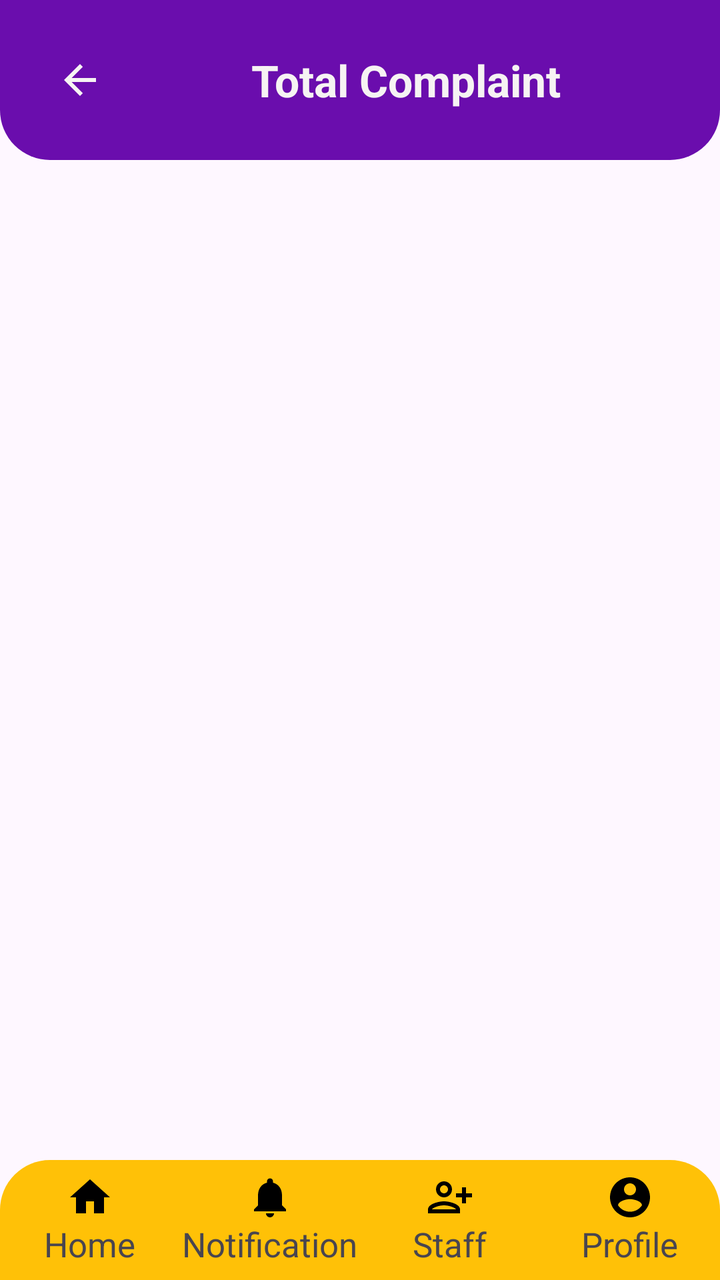
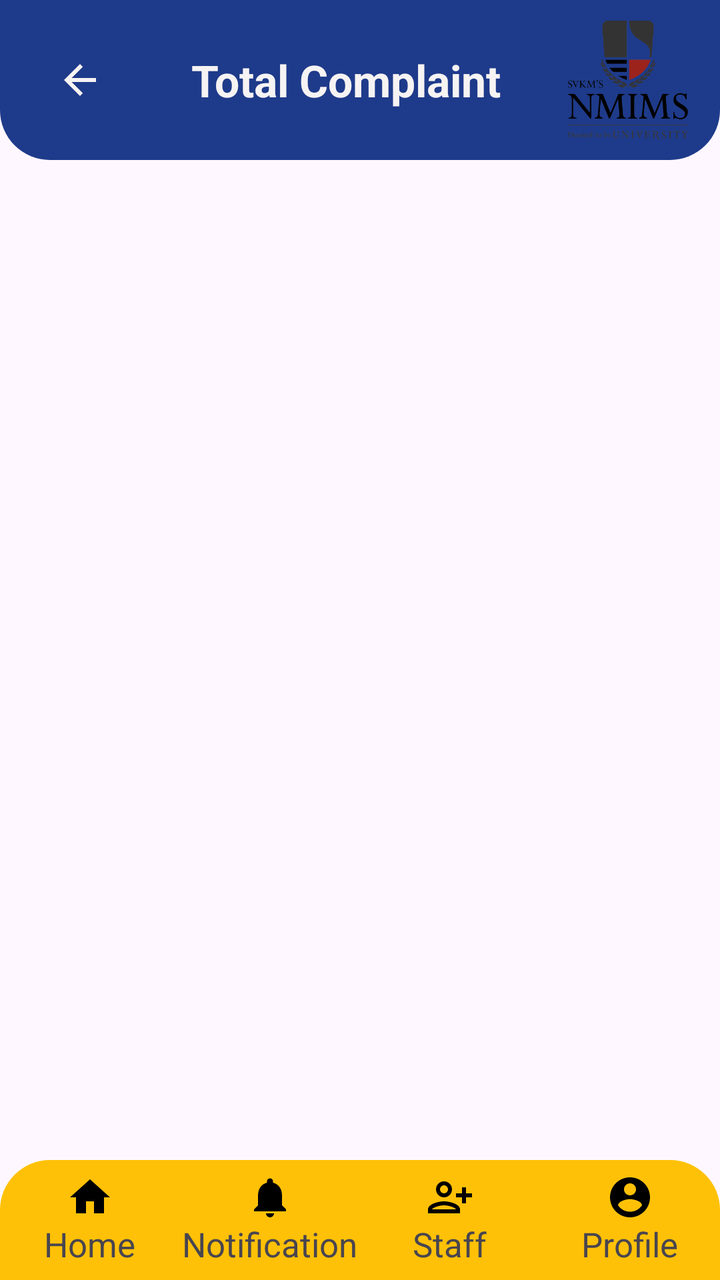

An Android layout rendered at two revisions. The XML below is the earlier revision; the diff shows what the commit changed to produce the second picture.
<!-- AndroidManifest.xml: application theme Theme.HostelComplaintApp -->
<!-- res/layout/activity_totalcomplaint.xml -->
<?xml version="1.0" encoding="utf-8"?>
<LinearLayout
    xmlns:android="http://schemas.android.com/apk/res/android"
    xmlns:app="http://schemas.android.com/apk/res-auto"
    android:id="@+id/main"
    android:layout_width="match_parent"
    android:layout_height="match_parent"
    android:orientation="vertical">

    
    <androidx.appcompat.widget.Toolbar
        android:layout_width="match_parent"
        android:layout_height="80dp"
        android:background="@drawable/toolbar_bg">

        <LinearLayout
            android:layout_width="match_parent"
            android:layout_height="match_parent"
            android:orientation="horizontal"
            android:gravity="center_vertical"
            android:paddingStart="12dp"
            android:paddingEnd="16dp">

            
            <ImageView
                android:id="@+id/btnBack"
                android:layout_width="24dp"
                android:layout_height="24dp"
                android:src="@drawable/baseline_arrow_back_24"
                android:tint="@color/white"
                android:layout_marginEnd="10dp"/>

            
            <TextView
                android:layout_width="0dp"
                android:layout_height="wrap_content"
                android:layout_weight="1"
                android:text="Total Complaint"
                android:textColor="@color/white"
                android:textSize="22sp"
                android:textStyle="bold"
                android:gravity="center"/>

        </LinearLayout>

    </androidx.appcompat.widget.Toolbar>

    
    <androidx.recyclerview.widget.RecyclerView
        android:id="@+id/recyclerView"
        android:layout_width="match_parent"
        android:layout_height="0dp"
        android:layout_weight="1"
        android:clipToPadding="false"/>



    
    <LinearLayout
        android:layout_width="match_parent"
        android:layout_height="60dp"
        android:orientation="horizontal"
        android:background="@drawable/bottom_nav_bg"
        android:weightSum="4">

        
        <LinearLayout
            android:layout_width="0dp"
            android:layout_height="match_parent"
            android:layout_weight="1"
            android:gravity="center"
            android:orientation="vertical">

            <ImageView
                android:id="@+id/gotohomepg"
                android:layout_width="24dp"
                android:layout_height="24dp"
                android:src="@drawable/baseline_home_24"/>

            <TextView
                android:layout_width="wrap_content"
                android:layout_height="wrap_content"
                android:text="Home"
                android:textSize="17sp"/>
        </LinearLayout>

        
        <LinearLayout
            android:layout_width="0dp"
            android:layout_height="match_parent"
            android:layout_weight="1"
            android:gravity="center"
            android:orientation="vertical">

            <ImageView
                android:id="@+id/btnNotification"
                android:layout_width="24dp"
                android:layout_height="24dp"
                android:src="@drawable/baseline_notifications_24"/>

            <TextView
                android:layout_width="wrap_content"
                android:layout_height="wrap_content"
                android:text="Notification"
                android:textSize="17sp"/>
        </LinearLayout>

        
        <LinearLayout
            android:layout_width="0dp"
            android:layout_height="match_parent"
            android:layout_weight="1"
            android:gravity="center"
            android:orientation="vertical">

            <ImageView
                android:id="@+id/staff_manage"
                android:layout_width="24dp"
                android:layout_height="24dp"
                android:src="@drawable/baseline_person_add_alt_24"/>

            <TextView
                android:layout_width="wrap_content"
                android:layout_height="wrap_content"
                android:text="Staff"
                android:textSize="17sp"/>
        </LinearLayout>

        
        <LinearLayout
            android:layout_width="0dp"
            android:layout_height="match_parent"
            android:layout_weight="1"
            android:gravity="center"
            android:orientation="vertical">

            <ImageView
                android:id="@+id/imgprof"
                android:layout_width="24dp"
                android:layout_height="24dp"
                android:src="@drawable/baseline_account_circle_24"/>

            <TextView
                android:layout_width="wrap_content"
                android:layout_height="wrap_content"
                android:text="Profile"
                android:textSize="17sp"/>
        </LinearLayout>

    </LinearLayout>

</LinearLayout>
<!-- resources referenced by this layout -->
<resources>
  <color name="white">#F6F3F3</color>
  <!-- drawable baseline_account_circle_24 (drawable) -->
  <vector xmlns:android="http://schemas.android.com/apk/res/android" android:height="24dp" android:tint="#000000" android:viewportHeight="24" android:viewportWidth="24" android:width="24dp">
        
      <path android:fillColor="@android:color/white" android:pathData="M12,2C6.48,2 2,6.48 2,12s4.48,10 10,10 10,-4.48 10,-10S17.52,2 12,2zM12,5c1.66,0 3,1.34 3,3s-1.34,3 -3,3 -3,-1.34 -3,-3 1.34,-3 3,-3zM12,19.2c-2.5,0 -4.71,-1.28 -6,-3.22 0.03,-1.99 4,-3.08 6,-3.08 1.99,0 5.97,1.09 6,3.08 -1.29,1.94 -3.5,3.22 -6,3.22z"/>
      
  </vector>
  <!-- drawable baseline_arrow_back_24 (drawable) -->
  <vector xmlns:android="http://schemas.android.com/apk/res/android" android:autoMirrored="true" android:height="24dp" android:tint="#000000" android:viewportHeight="24" android:viewportWidth="24" android:width="24dp">
        
      <path android:fillColor="@android:color/white" android:pathData="M20,11H7.83l5.59,-5.59L12,4l-8,8 8,8 1.41,-1.41L7.83,13H20v-2z"/>
      
  </vector>
  <!-- drawable baseline_home_24 (drawable) -->
  <vector xmlns:android="http://schemas.android.com/apk/res/android" android:height="24dp" android:tint="#000000" android:viewportHeight="24" android:viewportWidth="24" android:width="24dp">
        
      <path android:fillColor="@android:color/white" android:pathData="M10,20v-6h4v6h5v-8h3L12,3 2,12h3v8z"/>
      
  </vector>
  <!-- drawable baseline_notifications_24 (drawable) -->
  <vector xmlns:android="http://schemas.android.com/apk/res/android" android:height="24dp" android:tint="#000000" android:viewportHeight="24" android:viewportWidth="24" android:width="24dp">
        
      <path android:fillColor="@android:color/white" android:pathData="M12,22c1.1,0 2,-0.9 2,-2h-4c0,1.1 0.89,2 2,2zM18,16v-5c0,-3.07 -1.64,-5.64 -4.5,-6.32L13.5,4c0,-0.83 -0.67,-1.5 -1.5,-1.5s-1.5,0.67 -1.5,1.5v0.68C7.63,5.36 6,7.92 6,11v5l-2,2v1h16v-1l-2,-2z"/>
      
  </vector>
  <!-- drawable baseline_person_add_alt_24 (drawable) -->
  <vector xmlns:android="http://schemas.android.com/apk/res/android" android:height="24dp" android:tint="#000000" android:viewportHeight="24" android:viewportWidth="24" android:width="24dp">
        
      <path android:fillColor="@android:color/white" android:pathData="M13,8c0,-2.21 -1.79,-4 -4,-4S5,5.79 5,8s1.79,4 4,4S13,10.21 13,8zM11,8c0,1.1 -0.9,2 -2,2S7,9.1 7,8s0.9,-2 2,-2S11,6.9 11,8zM1,18v2h16v-2c0,-2.66 -5.33,-4 -8,-4S1,15.34 1,18zM3,18c0.2,-0.71 3.3,-2 6,-2c2.69,0 5.78,1.28 6,2H3zM20,15v-3h3v-2h-3V7h-2v3h-3v2h3v3H20z"/>
      
  </vector>
  <!-- drawable bottom_nav_bg (drawable) -->
  <?xml version="1.0" encoding="utf-8"?>
  <shape xmlns:android="http://schemas.android.com/apk/res/android">
  
      
      <solid android:color="#FFC107"/>
  
      
      <corners
          android:topLeftRadius="25dp"
          android:topRightRadius="25dp"
          android:bottomLeftRadius="0dp"
          android:bottomRightRadius="0dp"/>
  
  </shape>
  <!-- drawable toolbar_bg (drawable) -->
  <?xml version="1.0" encoding="utf-8"?>
  <shape xmlns:android="http://schemas.android.com/apk/res/android">
  
      <solid android:color="@color/purple"/>
  
      <corners
          android:topLeftRadius="0dp"
          android:topRightRadius="0dp"
          android:bottomLeftRadius="25dp"
          android:bottomRightRadius="25dp"/>
  
  </shape>
  <style name="Theme.HostelComplaintApp" parent="Base.Theme.HostelComplaintApp" />
  <color name="purple">#6A0DAD</color>
  <style name="Base.Theme.HostelComplaintApp" parent="Theme.Material3.DayNight.NoActionBar">
          
          
      </style>
</resources>

<!-- the commit's change to res/layout/activity_totalcomplaint.xml (unified diff, before → after) -->
@@ -40,6 +40,13 @@
                 android:textSize="22sp"
                 android:textStyle="bold"
                 android:gravity="center"/>
+
+            
+            <ImageView
+                android:layout_width="60dp"
+                android:layout_height="60dp"
+                android:id="@+id/imgnmlogo"
+                android:src="@drawable/nmm"/>
 
         </LinearLayout>
 
<!-- resource entries referenced after the edit -->
@@ -46,11 +46,12 @@
           android:bottomRightRadius="0dp"/>
   
   </shape>
+  <!-- drawable nmm: png bitmap (drawable, 28044 bytes) -->
   <!-- drawable toolbar_bg (drawable) -->
   <?xml version="1.0" encoding="utf-8"?>
   <shape xmlns:android="http://schemas.android.com/apk/res/android">
   
-      <solid android:color="@color/purple"/>
+      <solid android:color="#1E3A8A"/>
   
       <corners
           android:topLeftRadius="0dp"
@@ -60,7 +61,6 @@
   
   </shape>
   <style name="Theme.HostelComplaintApp" parent="Base.Theme.HostelComplaintApp" />
-  <color name="purple">#6A0DAD</color>
   <style name="Base.Theme.HostelComplaintApp" parent="Theme.Material3.DayNight.NoActionBar">
           
           
